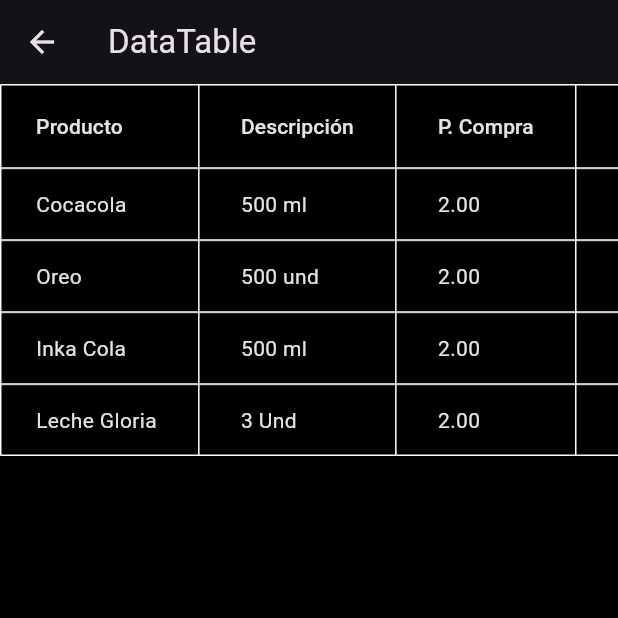
After one commit to redlein/curso-flutter, a Flutter app: the BandejaPage screen opened directly, on a phone screen of 412 x 824 dp, the top half of it. The commit adds this screen. Run offline on Flutter 3.47's test engine with Material 2 defaults, Android fonts, the phone set to English and light mode, and no system bars; our stand-ins replace blur, google_fonts; missing offline and left inert: tiktoklikescroller.

Commit message:
sesion 8

```diff
--- /dev/null
+++ b/lib/sesion8/screen/scroll/bandeja_page.dart
@@ -0,0 +1,57 @@
+import 'package:flutter/material.dart';
+
+class BandejaPage extends StatelessWidget {
+  const BandejaPage({super.key});
+
+  @override
+  Widget build(BuildContext context) {
+
+    final List<dynamic> products = [
+      {
+        'name': 'Cocacola',
+        'description': '500 ml',
+        'pCompra': '2.00',
+        'pVenta': '3.00'
+      },{
+        'name': 'Oreo',
+        'description': '500 und',
+        'pCompra': '2.00',
+        'pVenta': '3.00'
+      },{
+        'name': 'Inka Cola',
+        'description': '500 ml',
+        'pCompra': '2.00',
+        'pVenta': '3.00'
+      },{
+        'name': 'Leche Gloria',
+        'description': '3 Und',
+        'pCompra': '2.00',
+        'pVenta': '5.00'
+      },
+    ];
+
+    return Scaffold(
+      appBar: AppBar(
+        title: const Text('DataTable'),
+      ),
+      body: SingleChildScrollView(
+        scrollDirection: Axis.horizontal,
+        child: DataTable(
+          border: TableBorder.all(color: Colors.white),
+          columns: const [
+            DataColumn(label: Text('Producto')),
+            DataColumn(label: Text('Descripción')),
+            DataColumn(label: Text('P. Compra')),
+            DataColumn(label: Text('P. Venta')),
+          ],
+          rows: products.map((e) => DataRow(cells: [
+            DataCell(Text(e['name'])),
+            DataCell(Text(e['description'])),
+            DataCell(Text(e['pCompra'])),
+            DataCell(Text(e['pVenta'])),
+          ])).toList()
+        ),
+      ),
+    );
+  }
+}
--- a/pubspec.yaml
+++ b/pubspec.yaml
@@ -38,6 +38,7 @@ dependencies:
   cupertino_icons: ^1.0.2
   google_fonts: ^3.0.1
   tiktoklikescroller: ^0.2.3
+  blur: ^3.1.0
 
 dev_dependencies:
   flutter_test:
```
Also changed, not shown: lib/main.dart (+6 -3 lines), lib/menu.dart (+8 -0 lines), lib/sesion8/screen/home8_screen.dart (added, +29 -0 lines), lib/sesion8/screen/scroll/amigos_page.dart (added, +49 -0 lines), lib/sesion8/screen/scroll/home_page.dart (added, +116 -0 lines), lib/sesion8/screen/scroll/navegacion_screen.dart (added, +60 -0 lines), lib/sesion8/screen/scroll/perfil_page.dart (added, +136 -0 lines), pubspec.lock.
